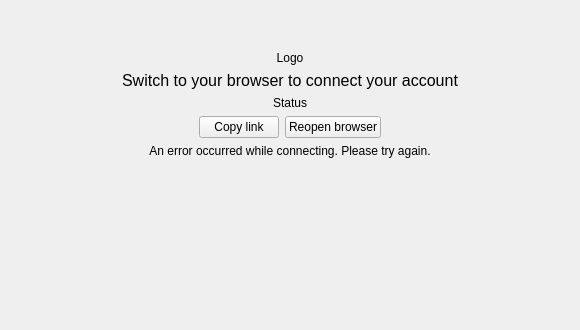
Old version of the form src/gui/wizard/flow2authwidget.ui in the repository arifulislamat/nextcloud-desktop-sync.
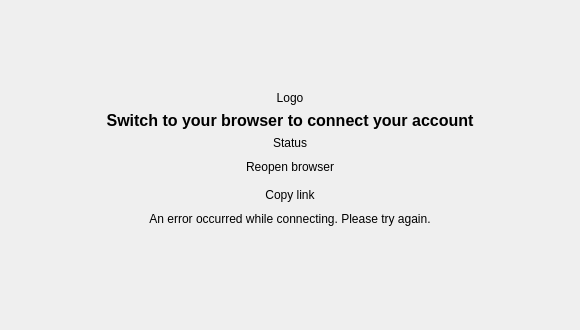
New version of the form.

Patch:
```diff
--- a/src/gui/wizard/flow2authwidget.ui
+++ b/src/gui/wizard/flow2authwidget.ui
@@ -37,7 +37,7 @@
      <property name="sizeHint" stdset="0">
       <size>
        <width>20</width>
-       <height>40</height>
+       <height>80</height>
       </size>
      </property>
     </spacer>
@@ -57,6 +57,8 @@
      <property name="font">
       <font>
        <pointsize>12</pointsize>
+       <weight>75</weight>
+       <bold>true</bold>
       </font>
      </property>
      <property name="text">
@@ -81,49 +83,32 @@
     </widget>
    </item>
    <item>
-    <layout class="QHBoxLayout" name="horizontalLayout_2">
+    <layout class="QVBoxLayout" name="verticalLayout_2">
      <property name="topMargin">
       <number>0</number>
      </property>
-     <item>
-      <spacer name="horizontalSpacer">
-       <property name="orientation">
-        <enum>Qt::Horizontal</enum>
-       </property>
-       <property name="sizeHint" stdset="0">
-        <size>
-         <width>40</width>
-         <height>20</height>
-        </size>
-       </property>
-      </spacer>
-     </item>
-     <item>
-      <widget class="QPushButton" name="copyLinkButton">
-       <property name="text">
-        <string>Copy link</string>
-       </property>
-      </widget>
-     </item>
      <item>
       <widget class="QPushButton" name="openLinkButton">
        <property name="text">
         <string>Reopen browser</string>
        </property>
+       <property name="flat">
+        <bool>true</bool>
+       </property>
       </widget>
      </item>
      <item>
-      <spacer name="horizontalSpacer_2">
-       <property name="orientation">
-        <enum>Qt::Horizontal</enum>
+      <widget class="QPushButton" name="copyLinkButton">
+       <property name="text">
+        <string>Copy link</string>
        </property>
-       <property name="sizeHint" stdset="0">
-        <size>
-         <width>40</width>
-         <height>20</height>
-        </size>
+       <property name="default">
+        <bool>false</bool>
        </property>
-      </spacer>
+       <property name="flat">
+        <bool>true</bool>
+       </property>
+      </widget>
      </item>
     </layout>
    </item>
```
Left out of the diff: 7 changed lines with no effect on the pictures.
